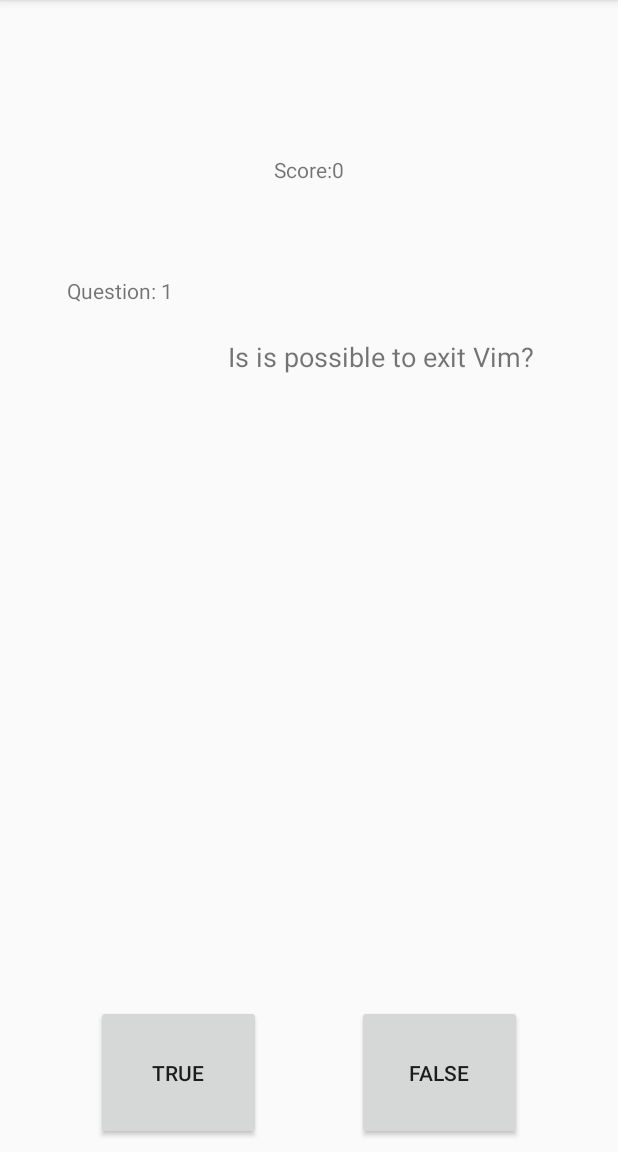
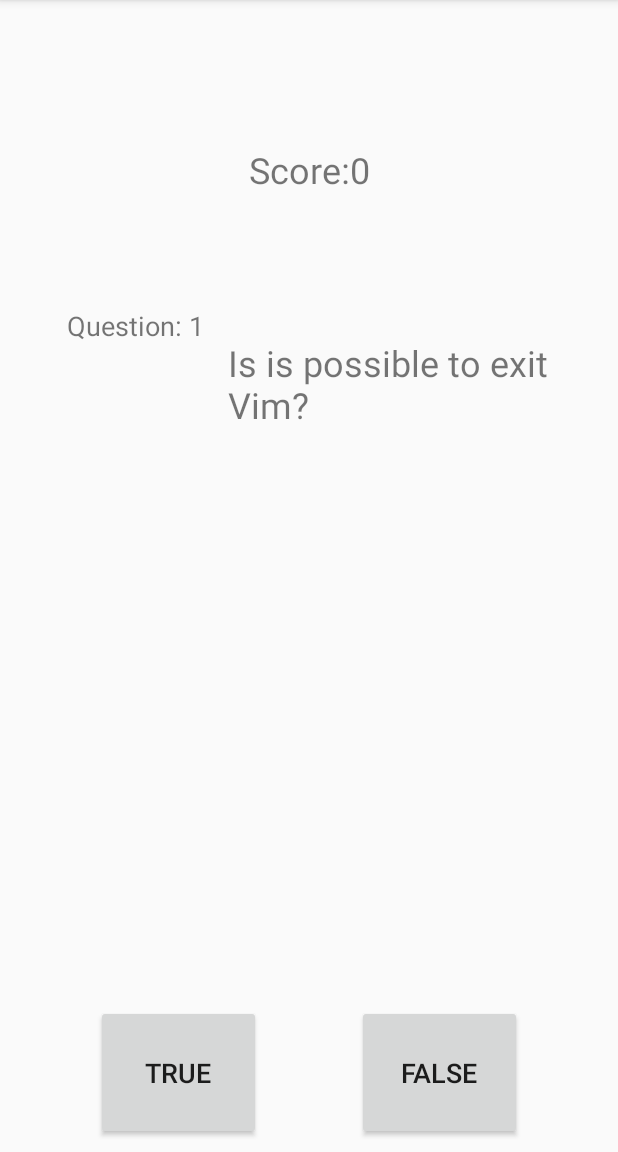
Before and after one commit to SirLancelotZ/TrueFalseQuiz, an Android app: the screen it shows after launch (MainActivity), on a phone screen of 412 x 824 dp, the part 84-1236 px from its top. Run offline under Robolectric (Android 15) with nearby library versions, the phone set to English and light mode, and no system bars.

Commit message:
11/6 edit2

```diff
--- a/app/src/main/res/layout/activity_main.xml
+++ b/app/src/main/res/layout/activity_main.xml
@@ -12,6 +12,7 @@
         android:layout_height="90dp"
         android:layout_marginBottom="8dp"
         android:text="@string/quiz_true"
+        android:textSize="18sp"
         app:layout_constraintBottom_toBottomOf="parent"
         app:layout_constraintEnd_toStartOf="@+id/button_quiz_false"
         app:layout_constraintHorizontal_chainStyle="spread"
@@ -23,6 +24,7 @@
         android:layout_height="90dp"
         android:layout_marginBottom="8dp"
         android:text="@string/quiz_false"
+        android:textSize="18sp"
         app:layout_constraintBottom_toBottomOf="parent"
         app:layout_constraintEnd_toEndOf="parent"
         app:layout_constraintHorizontal_bias="0.5"
@@ -32,10 +34,10 @@
         android:id="@+id/textView_quiz_question"
         android:layout_width="239dp"
         android:layout_height="220dp"
+        android:layout_marginTop="8dp"
+        android:layout_marginEnd="8dp"
         android:layout_marginBottom="16dp"
-        android:layout_marginEnd="8dp"
-        android:layout_marginTop="8dp"
-        android:textSize="18sp"
+        android:textSize="24sp"
         app:layout_constraintBottom_toTopOf="@+id/button_quiz_true"
         app:layout_constraintEnd_toEndOf="parent"
         app:layout_constraintHorizontal_bias="0.5"
@@ -47,26 +49,28 @@
         android:id="@+id/textView_quiz_questionNumber"
         android:layout_width="94dp"
         android:layout_height="52dp"
-        android:layout_marginBottom="8dp"
-        android:layout_marginEnd="8dp"
         android:layout_marginStart="8dp"
         android:layout_marginTop="8dp"
+        android:layout_marginEnd="8dp"
+        android:layout_marginBottom="8dp"
+        android:textSize="18sp"
         app:layout_constraintBottom_toTopOf="@+id/button_quiz_true"
         app:layout_constraintEnd_toStartOf="@+id/textView_score_score"
-        app:layout_constraintHorizontal_bias="0.5"
+        app:layout_constraintHorizontal_bias="0.653"
         app:layout_constraintStart_toStartOf="parent"
         app:layout_constraintTop_toTopOf="parent"
-        app:layout_constraintVertical_bias="0.292" />
+        app:layout_constraintVertical_bias="0.327" />
 
     <TextView
         android:id="@+id/textView_score_score"
         android:layout_width="wrap_content"
         android:layout_height="wrap_content"
-        android:layout_marginBottom="8dp"
-        android:layout_marginEnd="8dp"
         android:layout_marginStart="8dp"
         android:layout_marginTop="8dp"
+        android:layout_marginEnd="8dp"
+        android:layout_marginBottom="8dp"
         android:text="Score"
+        android:textSize="24sp"
         app:layout_constraintBottom_toTopOf="@+id/textView_quiz_question"
         app:layout_constraintEnd_toEndOf="parent"
         app:layout_constraintStart_toStartOf="parent"
```
